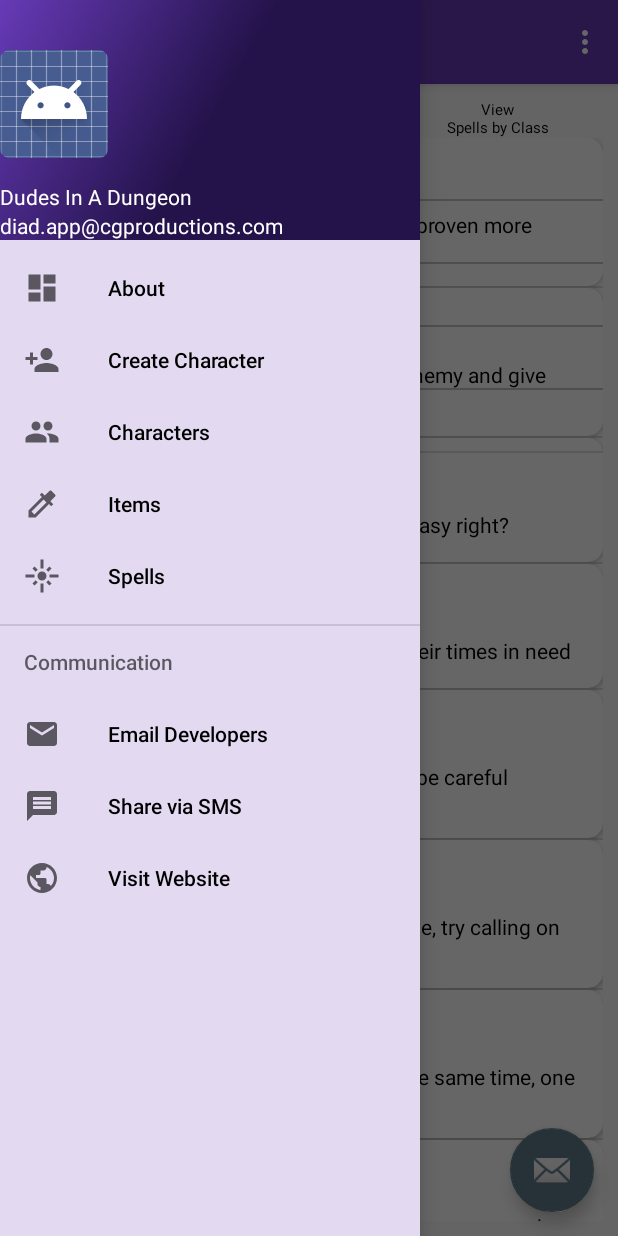
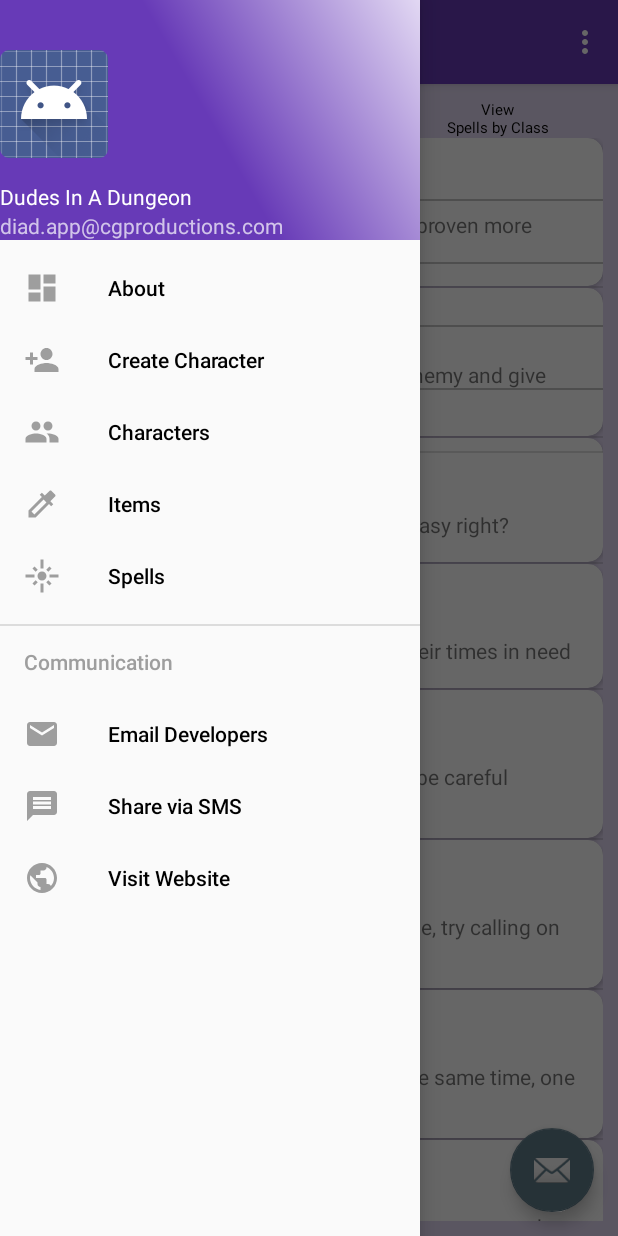
Before and after one commit to RyanPatrick26/MAD405_FinalProject, an Android app: the screen it shows after launch (MainActivity), with the side drawer open, on a phone screen of 412 x 824 dp. Run offline under Robolectric (Android 15) with nearby library versions, the phone set to English and light mode, and no system bars; 3 statements that could not run were skipped.

Commit message:
#12: Alterations to Colour theme - Rewored entire theme for ease of use.

```diff
--- a/app/src/main/java/confusedgriffinproductions/dudesinadungeon/ItemListFragment.java
+++ b/app/src/main/java/confusedgriffinproductions/dudesinadungeon/ItemListFragment.java
@@ -105,7 +105,7 @@ public class ItemListFragment extends Fragment {
                 // Colour for the unselected tabs
                 for (int i = 0; i < tabHost.getTabWidget().getChildCount(); i++) {
                     tabHost.getTabWidget().getChildAt(i)
-                            .setBackgroundResource(R.color.colorDivider);
+                            .setBackgroundResource(R.color.colorPrimary);
                     TextView tv = (TextView) tabHost.getTabWidget().getChildAt(i).findViewById(android.R.id.title);
                     tv.setTextColor(getResources().getColor(R.color.colorAccent, null));
                 }
--- a/app/src/main/res/drawable/side_nav_bar.xml
+++ b/app/src/main/res/drawable/side_nav_bar.xml
@@ -1,9 +1,9 @@
 <shape xmlns:android="http://schemas.android.com/apk/res/android"
     android:shape="rectangle">
     <gradient
-        android:angle="135"
-        android:centerColor="@color/colorPrimaryDark"
-        android:endColor="@color/colorPrimary"
-        android:startColor="@color/colorPrimaryDark"
+        android:angle="45"
+        android:centerColor="@color/colorPrimary"
+        android:endColor="@color/colorPrimaryLight"
+        android:startColor="@color/colorPrimary"
         android:type="linear" />
 </shape>
--- a/app/src/main/res/layout/activity_main.xml
+++ b/app/src/main/res/layout/activity_main.xml
@@ -20,8 +20,6 @@
         android:layout_gravity="start"
         android:fitsSystemWindows="true"
         app:headerLayout="@layout/nav_header_main"
-        app:menu="@menu/activity_main_drawer"
-        android:background="@color/primaryBackground"
-        app:itemTextColor="@color/colorPrimary_text"  />
+        app:menu="@menu/activity_main_drawer" />
 
 </android.support.v4.widget.DrawerLayout>
--- a/app/src/main/res/layout/content_main.xml
+++ b/app/src/main/res/layout/content_main.xml
@@ -8,5 +8,7 @@
     app:layout_behavior="@string/appbar_scrolling_view_behavior"
     tools:context="confusedgriffinproductions.dudesinadungeon.MainActivity"
     tools:showIn="@layout/app_bar_main"
-    android:padding="10dp">
+    android:padding="10dp"
+    android:background="@color/colorPrimaryLight"
+    >
 </FrameLayout>
--- a/app/src/main/res/layout/nav_header_main.xml
+++ b/app/src/main/res/layout/nav_header_main.xml
@@ -24,14 +24,12 @@
         android:layout_height="wrap_content"
         android:paddingTop="@dimen/nav_header_vertical_spacing"
         android:text="@string/app_name"
-        android:textAppearance="@style/TextAppearance.AppCompat.Body1"
-        android:textColor="@color/colorIcons" />
+        android:textAppearance="@style/TextAppearance.AppCompat.Body1" />
 
     <TextView
         android:id="@+id/textView"
         android:layout_width="wrap_content"
         android:layout_height="wrap_content"
-        android:text="diad.app@cgproductions.com"
-        android:textColor="@color/colorIcons" />
+        android:text="diad.app@cgproductions.com" />
 
 </LinearLayout>
--- a/app/src/main/res/values/colors.xml
+++ b/app/src/main/res/values/colors.xml
@@ -1,20 +1,17 @@
 <?xml version="1.0" encoding="utf-8"?>
 <resources>
     <!-- Light Colour Theme resources -->
-    <!-- Palette generated by Material Palette - materialpalette.com/deep-purple/blue-grey -->
+    <!-- brand color: purple -->
     <color name="colorPrimary">#673ab7</color>
     <color name="colorPrimaryDark">#24134b</color>
-    <color name="primaryBackground">#e3daf1</color>
-    <color name="secondaryBackground">#d5c8ea</color>
+    <color name="colorPrimaryLight">#e2d8f3</color>
+    <!-- accent color: blue -->
     <color name="colorAccent">#607d8b</color>
-    <color name="colorPrimary_text">#000000</color>
-    <color name="colorSecondary_text">#757575</color>
-    <color name="colorIcons">#ffffff</color>
-    <color name="colorDivider">#BDBDBD</color>
-    <color name="background_material_dark">#555555</color>
-
-
-    <!-- Dark colour theme resources -->
-    <color name="colorBackground">#555555</color>
+    <!-- text color: black -->
+    <color name="textColorPrimary">#000000</color>
+    <color name="textColorSecondary">#9E9E9E</color>
+    <!-- inverse text color: white -->
+    <color name="textColorPrimaryInverse">#FFFFFF</color>
+    <color name="textColorSecondaryInverse">#BDBDBD</color>
 
 </resources>
--- a/app/src/main/res/values/styles.xml
+++ b/app/src/main/res/values/styles.xml
@@ -2,11 +2,13 @@
 
     <!-- Base application theme. -->
     <style name="AppTheme" parent="Theme.AppCompat.Light.DarkActionBar">
-        <!-- Customize your theme here. -->
         <item name="colorPrimary">@color/colorPrimary</item>
         <item name="colorPrimaryDark">@color/colorPrimaryDark</item>
         <item name="colorAccent">@color/colorAccent</item>
-        <item name="android:textColor">#000000</item>
+        <item name="android:textColorPrimary">@color/textColorPrimary</item>
+        <item name="android:textColorSecondary">@color/textColorSecondary</item>
+        <item name="android:textColorPrimaryInverse">@color/textColorPrimaryInverse</item>
+        <item name="android:textColorSecondaryInverse">@color/textColorSecondaryInverse</item>
     </style>
 
     <style name="AppTheme.NoActionBar">
@@ -18,10 +20,4 @@
 
     <style name="AppTheme.PopupOverlay" parent="ThemeOverlay.AppCompat.Light" />
 
-    <style name="DarkTheme" parent="Theme.AppCompat.NoActionBar">
-        <item name="colorAccent">@color/colorPrimary</item>
-        <item name="colorPrimary">@color/colorPrimaryDark</item>
-        <item name="android:textColor">@color/colorIcons</item>
-    </style>
-
 </resources>
```
